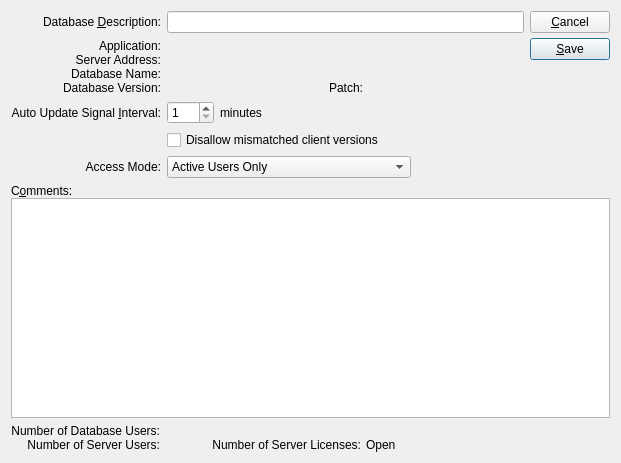
First picture: the form in guiclient/databaseInformation.ui, repository Pegasus-RPG/xtuple-client, before the edit.
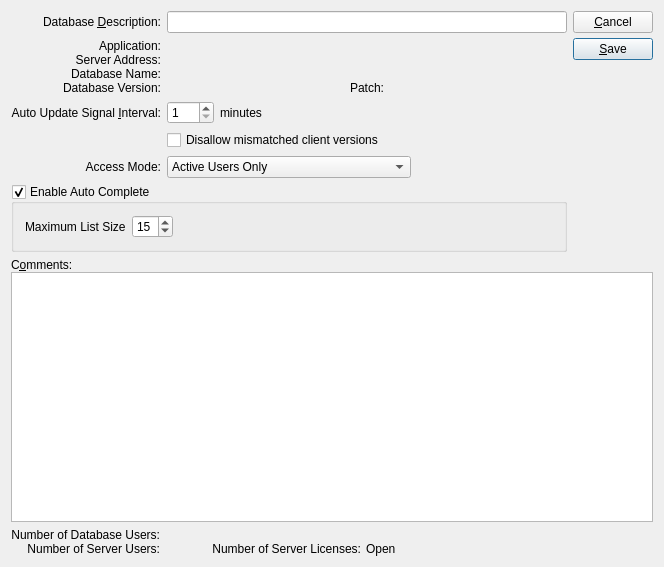
Second picture: the form after the edit. Custom widgets are drawn as their Qt base class.

Commit message: issue #9920, issue #9020:  Enhancements to virtual cluster and contact cluster.  Contact cluster is now a view only search widget.  Contact widget has the old functionality.  Many changes to virtual cluster as listed in 9920.  Only auto search on tab and problems with short cut keys remain.  Can open department edit from cluster now.  More to come.

Diff of the .ui file:
```diff
--- a/guiclient/databaseInformation.ui
+++ b/guiclient/databaseInformation.ui
@@ -13,18 +13,14 @@
    <rect>
     <x>0</x>
     <y>0</y>
-    <width>621</width>
-    <height>463</height>
+    <width>664</width>
+    <height>567</height>
    </rect>
   </property>
   <property name="windowTitle">
    <string>Database Information</string>
   </property>
-  <layout class="QVBoxLayout">
-   <item>
-    <layout class="QHBoxLayout">
-     <item>
-      <layout class="QGridLayout">
+  <layout class="QGridLayout" name="gridLayout">
        <item row="0" column="0">
         <widget class="QLabel" name="_descriptionLit">
          <property name="text">
@@ -41,6 +37,53 @@
        <item row="0" column="1">
         <widget class="XLineEdit" name="_description"/>
        </item>
+   <item row="0" column="2" rowspan="6">
+    <layout class="QVBoxLayout">
+     <property name="spacing">
+      <number>0</number>
+     </property>
+     <item>
+      <layout class="QVBoxLayout">
+       <property name="spacing">
+        <number>5</number>
+       </property>
+       <item>
+        <widget class="QPushButton" name="_close">
+         <property name="text">
+          <string>&amp;Cancel</string>
+         </property>
+        </widget>
+       </item>
+       <item>
+        <widget class="QPushButton" name="_save">
+         <property name="text">
+          <string>&amp;Save</string>
+         </property>
+         <property name="default">
+          <bool>true</bool>
+         </property>
+        </widget>
+       </item>
+      </layout>
+     </item>
+     <item>
+      <spacer>
+       <property name="orientation">
+        <enum>Qt::Vertical</enum>
+       </property>
+       <property name="sizeType">
+        <enum>QSizePolicy::Expanding</enum>
+       </property>
+       <property name="sizeHint" stdset="0">
+        <size>
+         <width>20</width>
+         <height>0</height>
+        </size>
+       </property>
+      </spacer>
+     </item>
+    </layout>
+   </item>
        <item row="1" column="0">
         <layout class="QVBoxLayout">
          <property name="spacing">
@@ -162,6 +205,19 @@
          </item>
         </layout>
        </item>
+   <item row="2" column="0">
+    <widget class="QLabel" name="_intervalLit">
+     <property name="text">
+      <string>Auto Update Signal &amp;Interval:</string>
+     </property>
+     <property name="alignment">
+      <set>Qt::AlignRight|Qt::AlignTrailing|Qt::AlignVCenter</set>
+     </property>
+     <property name="buddy">
+      <cstring>_interval</cstring>
+     </property>
+    </widget>
+   </item>
        <item row="2" column="1">
         <layout class="QHBoxLayout">
          <item>
@@ -196,6 +252,19 @@
          </property>
         </widget>
        </item>
+   <item row="4" column="0">
+    <widget class="QLabel" name="_accessLit">
+     <property name="text">
+      <string>Access Mode:</string>
+     </property>
+     <property name="alignment">
+      <set>Qt::AlignRight|Qt::AlignTrailing|Qt::AlignVCenter</set>
+     </property>
+     <property name="buddy">
+      <cstring>_access</cstring>
+     </property>
+    </widget>
+   </item>
        <item row="4" column="1">
         <layout class="QHBoxLayout" name="horizontalLayout">
          <item>
@@ -232,84 +301,49 @@
          </item>
         </layout>
        </item>
-       <item row="4" column="0">
-        <widget class="QLabel" name="_accessLit">
-         <property name="text">
-          <string>Access Mode:</string>
-         </property>
-         <property name="alignment">
-          <set>Qt::AlignRight|Qt::AlignTrailing|Qt::AlignVCenter</set>
-         </property>
-         <property name="buddy">
-          <cstring>_access</cstring>
-         </property>
-        </widget>
-       </item>
-       <item row="2" column="0">
-        <widget class="QLabel" name="_intervalLit">
-         <property name="text">
-          <string>Auto Update Signal &amp;Interval:</string>
-         </property>
-         <property name="alignment">
-          <set>Qt::AlignRight|Qt::AlignTrailing|Qt::AlignVCenter</set>
-         </property>
-         <property name="buddy">
-          <cstring>_interval</cstring>
-         </property>
-        </widget>
-       </item>
-      </layout>
-     </item>
-     <item>
-      <layout class="QVBoxLayout">
-       <property name="spacing">
-        <number>0</number>
-       </property>
-       <item>
-        <layout class="QVBoxLayout">
-         <property name="spacing">
-          <number>5</number>
-         </property>
-         <item>
-          <widget class="QPushButton" name="_close">
-           <property name="text">
-            <string>&amp;Cancel</string>
-           </property>
-          </widget>
-         </item>
-         <item>
-          <widget class="QPushButton" name="_save">
-           <property name="text">
-            <string>&amp;Save</string>
-           </property>
-           <property name="default">
+   <item row="5" column="0" colspan="2">
+    <widget class="QGroupBox" name="_autoCompleteGroup">
+     <property name="title">
+      <string>Enable Auto Complete</string>
+     </property>
+     <property name="checkable">
             <bool>true</bool>
            </property>
-          </widget>
-         </item>
-        </layout>
+     <layout class="QHBoxLayout" name="horizontalLayout_2">
+      <item>
+       <widget class="QLabel" name="_maxListLit">
+        <property name="text">
+         <string>Maximum List Size</string>
+        </property>
+       </widget>
+      </item>
+      <item>
+       <widget class="QSpinBox" name="_maxList">
+        <property name="maximum">
+         <number>50</number>
+        </property>
+        <property name="value">
+         <number>15</number>
+        </property>
+       </widget>
        </item>
        <item>
-        <spacer>
+       <spacer name="horizontalSpacer_2">
          <property name="orientation">
-          <enum>Qt::Vertical</enum>
-         </property>
-         <property name="sizeType">
-          <enum>QSizePolicy::Expanding</enum>
+         <enum>Qt::Horizontal</enum>
          </property>
          <property name="sizeHint" stdset="0">
           <size>
-           <width>20</width>
-           <height>0</height>
+          <width>309</width>
+          <height>20</height>
           </size>
          </property>
         </spacer>
        </item>
       </layout>
-     </item>
-    </layout>
-   </item>
-   <item>
+    </widget>
+   </item>
+   <item row="6" column="0" colspan="3">
     <widget class="QFrame" name="frame">
      <property name="sizePolicy">
       <sizepolicy hsizetype="Preferred" vsizetype="Expanding">
@@ -346,7 +380,7 @@
      </layout>
     </widget>
    </item>
-   <item>
+   <item row="7" column="0" colspan="3">
     <layout class="QHBoxLayout">
      <property name="spacing">
       <number>0</number>
```
Lines whose indentation alone changed are shown as unchanged. The commit also changes 23 other files.
